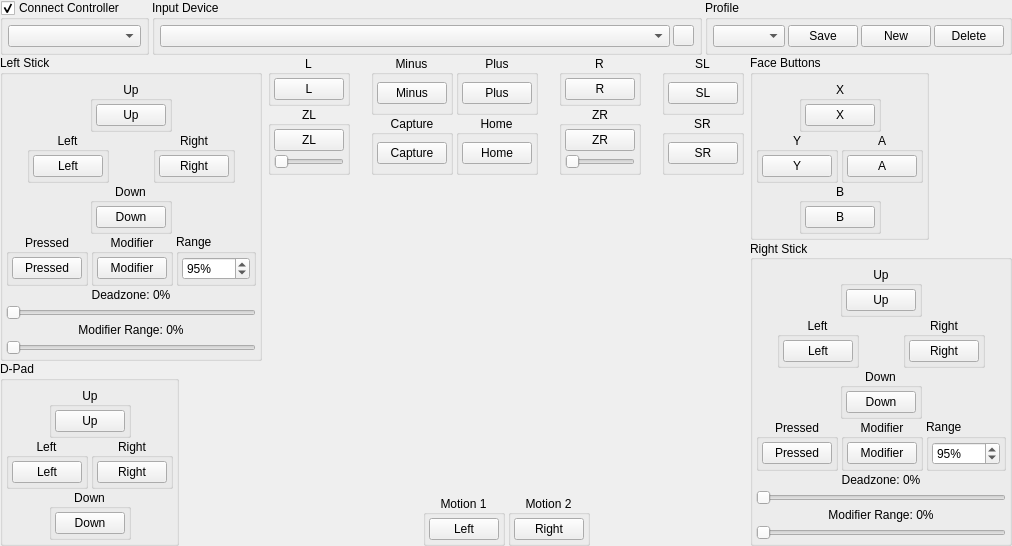
Qt form src/yuzu/configuration/configure_input_player.ui (Kryptuq/Yuzu-Early-Access-files) before a commit.
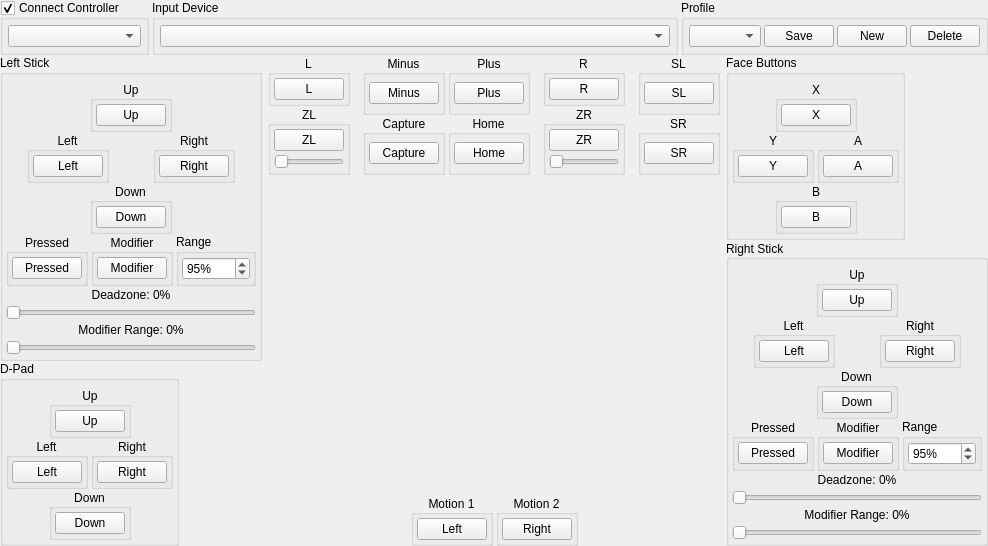
The same form after that commit. Icons and pictures are not drawn. Custom widgets are drawn as their Qt base class.

```diff
--- a/src/yuzu/configuration/configure_input_player.ui
+++ b/src/yuzu/configuration/configure_input_player.ui
@@ -122,25 +122,6 @@
             </property>
            </widget>
           </item>
-          <item>
-           <widget class="QPushButton" name="buttonRefreshDevices">
-            <property name="minimumSize">
-             <size>
-              <width>21</width>
-              <height>21</height>
-             </size>
-            </property>
-            <property name="maximumSize">
-             <size>
-              <width>21</width>
-              <height>21</height>
-             </size>
-            </property>
-            <property name="styleSheet">
-             <string notr="true"/>
-            </property>
-           </widget>
-          </item>
          </layout>
         </widget>
        </item>
```
